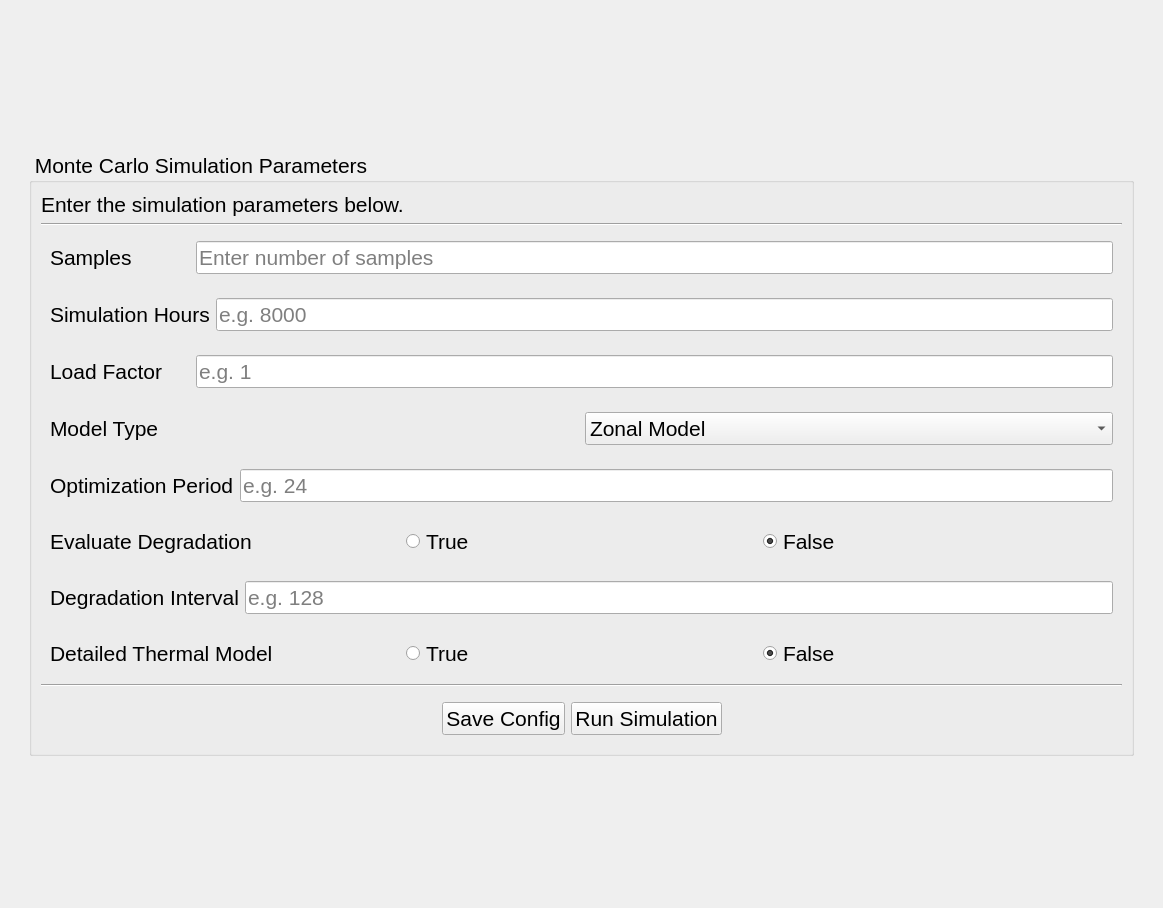
The window that progress/ui/forms/simulation/simulation.ui (sandialabs/snl-progress) describes before a commit, drawn with Qt 5.
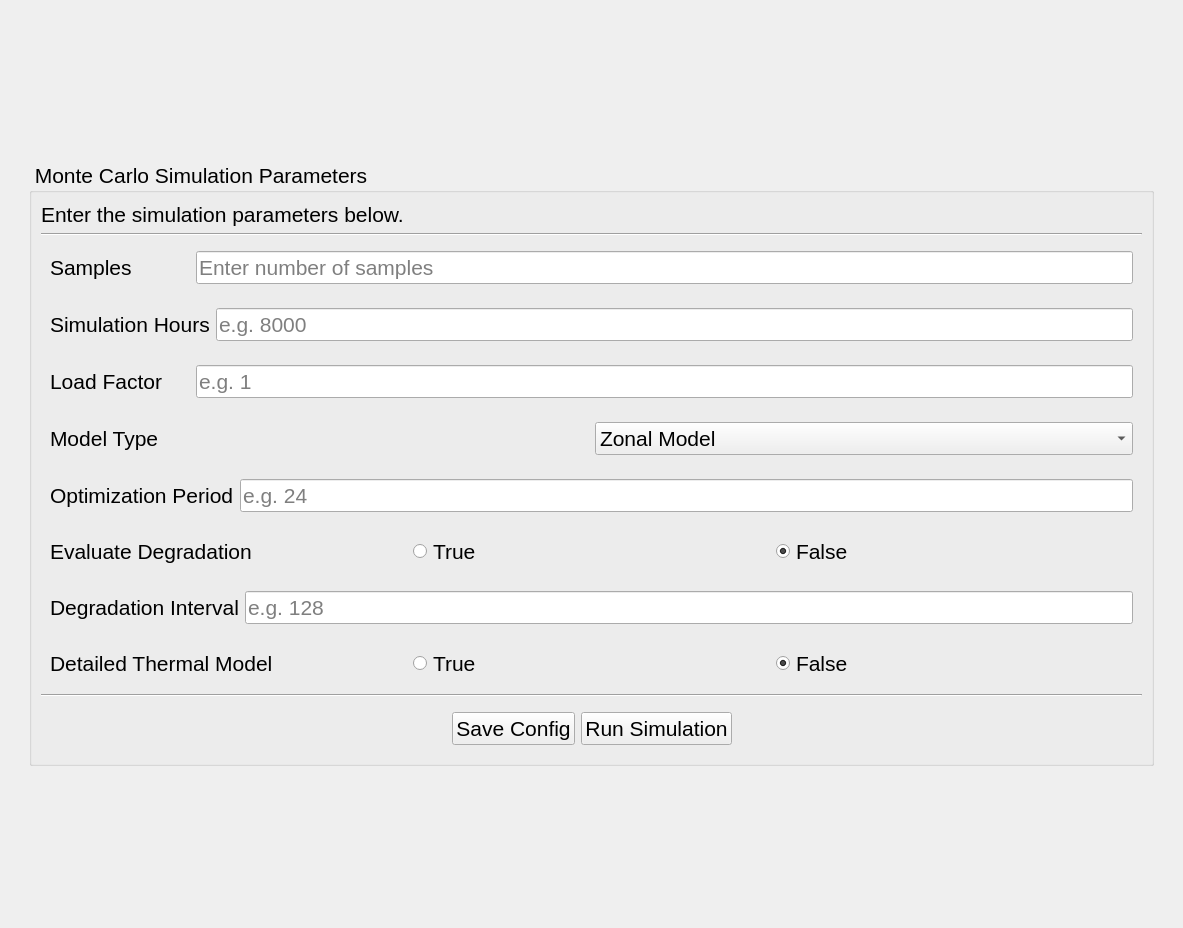
The same window after the commit.

```diff
--- a/progress/ui/forms/simulation/simulation.ui
+++ b/progress/ui/forms/simulation/simulation.ui
@@ -6,8 +6,8 @@
    <rect>
     <x>0</x>
     <y>0</y>
-    <width>1163</width>
-    <height>908</height>
+    <width>1183</width>
+    <height>928</height>
    </rect>
   </property>
   <property name="windowTitle">
```
